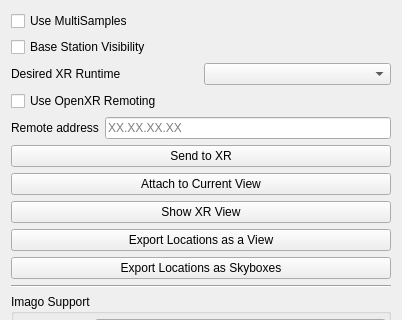
Above: Plugins/XRInterface/Plugin/pqXRInterfaceDockPanel.ui from Kitware/ParaView before the change; both pictures show x 0 to 402 and y 0 to 320 of the 402 by 890 pixel window. Below: the same form after it.
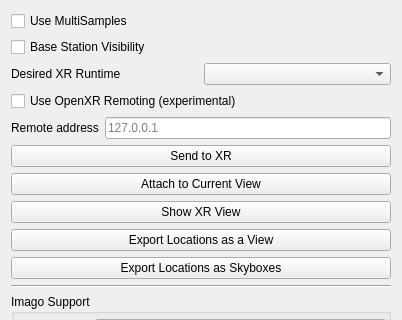
That is the form after the change.

Commit message: XRInterface: improve support of OpenXRRemoting

Diff of the .ui file:
```diff
--- a/Plugins/XRInterface/Plugin/pqXRInterfaceDockPanel.ui
+++ b/Plugins/XRInterface/Plugin/pqXRInterfaceDockPanel.ui
@@ -87,7 +87,7 @@
       <item>
        <widget class="QCheckBox" name="useOpenxrRemoting">
         <property name="text">
-         <string>Use OpenXR Remoting</string>
+         <string>Use OpenXR Remoting (experimental)</string>
         </property>
        </widget>
       </item>
@@ -121,7 +121,7 @@
            <string extracomment="Specify the IP address used to connect ParaView to the remote XR device, e.g. Hololens2"/>
           </property>
           <property name="placeholderText">
-           <string>XX.XX.XX.XX</string>
+           <string>127.0.0.1</string>
           </property>
          </widget>
         </item>
```
The commit also changes 6 other files.
